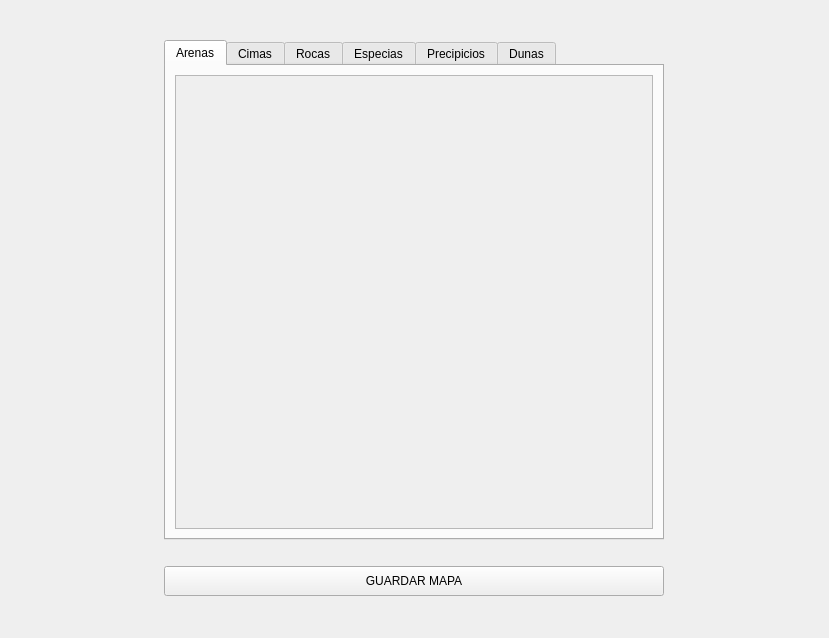
This is ui/Editor.ui in santiago-alvarezjulia/EditorMapa as Qt 5 draws it before an edit. The edited form follows.
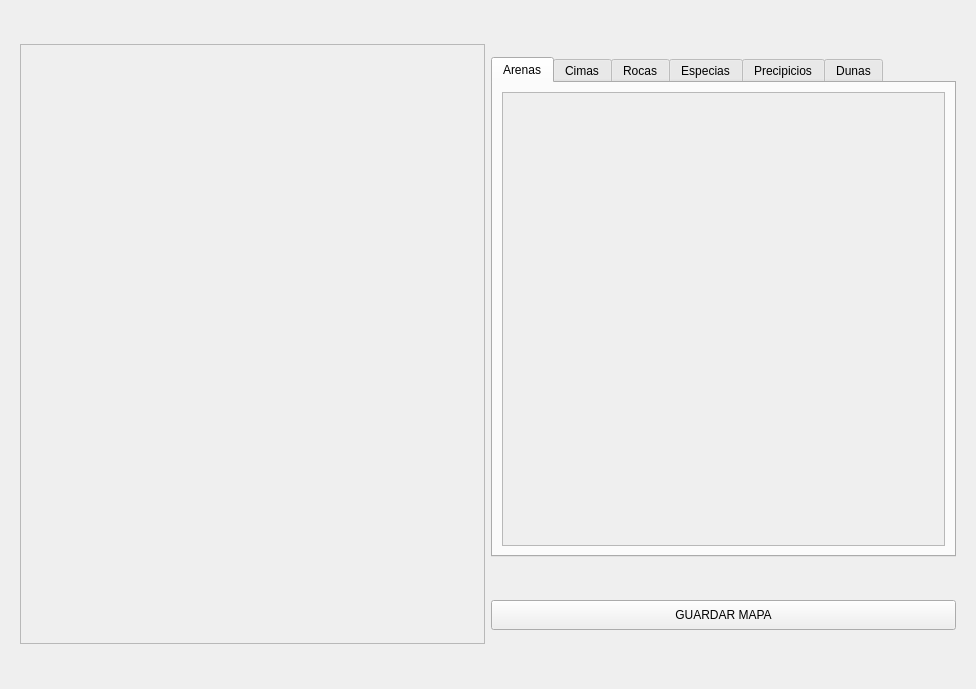
This is the edited form.

Commit message: ahora el mapa esta dentro de un scrollArea

Diff of the .ui file:
```diff
--- a/ui/Editor.ui
+++ b/ui/Editor.ui
@@ -6,8 +6,8 @@
    <rect>
     <x>0</x>
     <y>0</y>
-    <width>829</width>
-    <height>638</height>
+    <width>976</width>
+    <height>689</height>
    </rect>
   </property>
   <property name="sizePolicy">
@@ -24,14 +24,57 @@
     <widget class="QWidget" name="centralwidget" native="true">
      <layout class="QHBoxLayout" name="horizontalLayout_2">
       <item>
-       <layout class="QGridLayout" name="mapLayout">
-        <property name="sizeConstraint">
-         <enum>QLayout::SetDefaultConstraint</enum>
+       <widget class="QScrollArea" name="scrollArea_mapa">
+        <property name="sizePolicy">
+         <sizepolicy hsizetype="Preferred" vsizetype="Preferred">
+          <horstretch>0</horstretch>
+          <verstretch>0</verstretch>
+         </sizepolicy>
         </property>
-        <property name="spacing">
-         <number>0</number>
+        <property name="maximumSize">
+         <size>
+          <width>600</width>
+          <height>600</height>
+         </size>
         </property>
-       </layout>
+        <property name="widgetResizable">
+         <bool>true</bool>
+        </property>
+        <widget class="QWidget" name="scrollArea_widget_mapa">
+         <property name="geometry">
+          <rect>
+           <x>0</x>
+           <y>0</y>
+           <width>470</width>
+           <height>598</height>
+          </rect>
+         </property>
+         <property name="sizePolicy">
+          <sizepolicy hsizetype="Expanding" vsizetype="Expanding">
+           <horstretch>0</horstretch>
+           <verstretch>0</verstretch>
+          </sizepolicy>
+         </property>
+         <widget class="QWidget" name="">
+          <property name="geometry">
+           <rect>
+            <x>7</x>
+            <y>7</y>
+            <width>451</width>
+            <height>581</height>
+           </rect>
+          </property>
+          <layout class="QGridLayout" name="mapLayout">
+           <property name="sizeConstraint">
+            <enum>QLayout::SetDefaultConstraint</enum>
+           </property>
+           <property name="spacing">
+            <number>0</number>
+           </property>
+          </layout>
+         </widget>
+        </widget>
+       </widget>
       </item>
       <item>
        <layout class="QVBoxLayout" name="verticalLayout">
@@ -73,7 +116,7 @@
                 <rect>
                  <x>0</x>
                  <y>0</y>
-                 <width>376</width>
+                 <width>449</width>
                  <height>455</height>
                 </rect>
                </property>
```
The commit also changes 3 other files.
